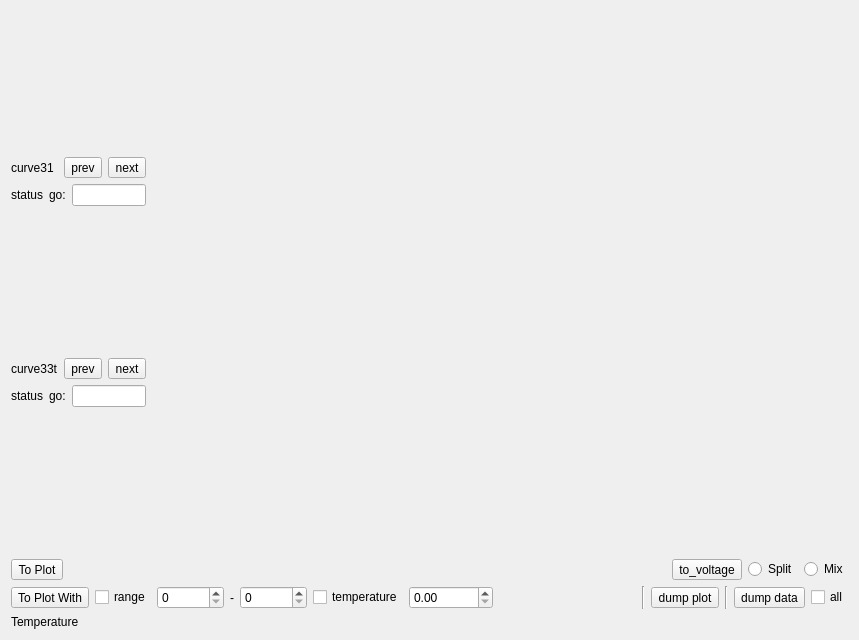
Before: the Qt Designer form src/form/FormPlotHistory/formplothistory.ui in MRsoymilk/MySerial, drawn with Qt 5.
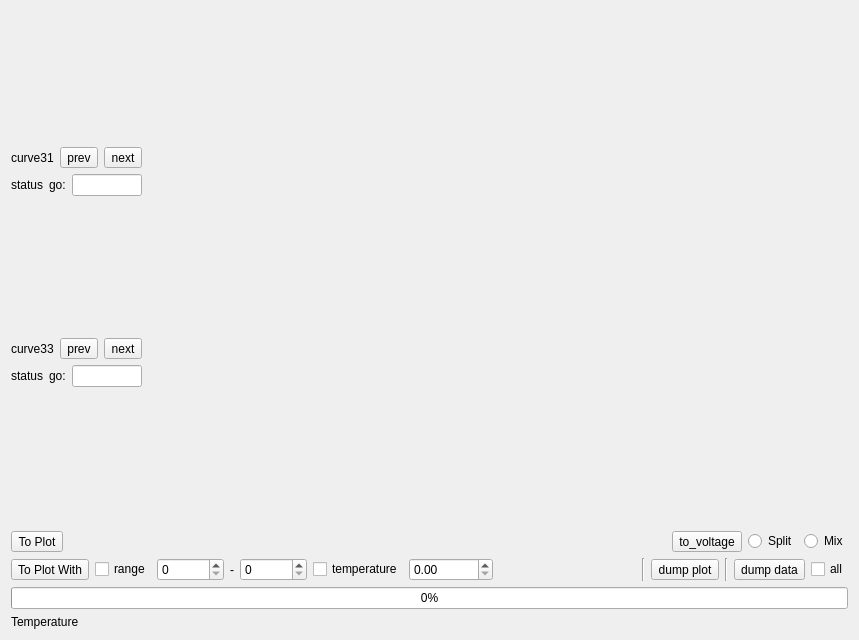
After: the same form once the commit is applied.

Commit message: FormPlotHistory: add progress bar

```diff
--- a/src/form/FormPlotHistory/formplothistory.ui
+++ b/src/form/FormPlotHistory/formplothistory.ui
@@ -13,7 +13,20 @@
   <property name="windowTitle">
    <string>PlotHistory</string>
   </property>
-  <layout class="QGridLayout" name="gridLayout" rowstretch="1,0,0,0" columnstretch="1,9">
+  <layout class="QGridLayout" name="gridLayout" rowstretch="1,0,0,0,0" columnstretch="1,9">
+   <item row="4" column="0">
+    <widget class="QLabel" name="labelTemperature">
+     <property name="sizePolicy">
+      <sizepolicy hsizetype="Preferred" vsizetype="Fixed">
+       <horstretch>0</horstretch>
+       <verstretch>0</verstretch>
+      </sizepolicy>
+     </property>
+     <property name="text">
+      <string>Temperature</string>
+     </property>
+    </widget>
+   </item>
    <item row="1" column="0" colspan="2">
     <layout class="QHBoxLayout" name="hLayOpt">
      <item>
@@ -143,7 +156,7 @@
          <item>
           <widget class="QLabel" name="label24">
            <property name="text">
-            <string>curve33t</string>
+            <string>curve33</string>
            </property>
           </widget>
          </item>
@@ -192,19 +205,6 @@
      </item>
     </layout>
    </item>
-   <item row="3" column="0">
-    <widget class="QLabel" name="labelTemperature">
-     <property name="sizePolicy">
-      <sizepolicy hsizetype="Preferred" vsizetype="Fixed">
-       <horstretch>0</horstretch>
-       <verstretch>0</verstretch>
-      </sizepolicy>
-     </property>
-     <property name="text">
-      <string>Temperature</string>
-     </property>
-    </widget>
-   </item>
    <item row="2" column="0" colspan="2">
     <layout class="QHBoxLayout" name="horizontalLayout">
      <item>
@@ -309,6 +309,13 @@
      </item>
     </layout>
    </item>
+   <item row="3" column="0" colspan="2">
+    <widget class="QProgressBar" name="progressBarToPlot">
+     <property name="value">
+      <number>0</number>
+     </property>
+    </widget>
+   </item>
   </layout>
  </widget>
  <resources/>
```
The commit also changes 1 other file.
